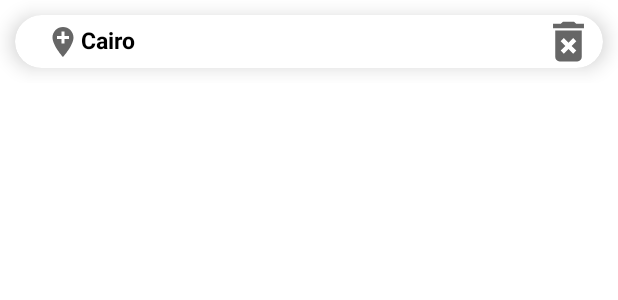
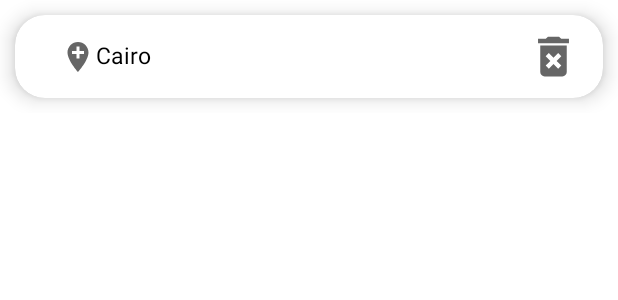
Before and after one commit to Amin-0-1/NotiWeather, an Android app: the layout favourite_item.xml on its own in the app's theme, with its tools: preview values and no code run, on a phone screen of 412 x 824 dp. Shown: the top 300 px of the screen. Run offline under Robolectric (Android 15) with nearby library versions, the phone set to English and light mode, and no system bars.

Commit message:
touching favourite item design

```diff
--- a/app/src/main/res/layout/favourite_item.xml
+++ b/app/src/main/res/layout/favourite_item.xml
@@ -26,6 +26,7 @@
             android:id="@+id/fixed_layout"
             android:layout_width="match_parent"
             android:layout_height="wrap_content"
+            android:padding="10dp"
             app:layout_constraintBottom_toBottomOf="parent"
             app:layout_constraintEnd_toEndOf="parent"
             app:layout_constraintHorizontal_bias="0.0"
@@ -41,7 +42,6 @@
                 android:layout_marginLeft="@dimen/left_20"
                 android:textColor="@color/black"
                 android:textSize="15sp"
-                android:textStyle="bold"
                 app:drawableLeftCompat="@drawable/ic_baseline_add_location_24"
                 app:drawableStartCompat="@drawable/ic_baseline_add_location_24"
                 app:layout_constraintBottom_toBottomOf="@+id/fixed_layout"
```
